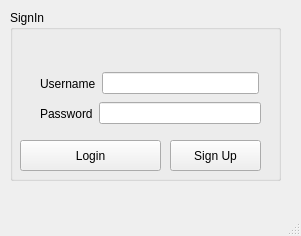
Qt form interface/mainwindow.ui (DeliTrbat/LearNet) before a commit.
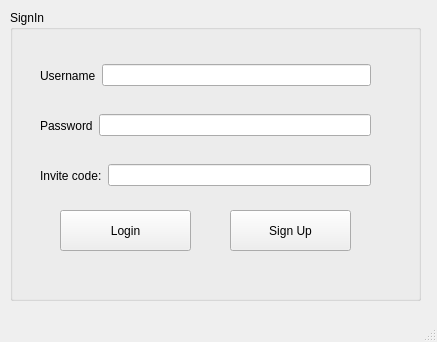
The same form after that commit.

What changed in the file:
```diff
--- a/interface/mainwindow.ui
+++ b/interface/mainwindow.ui
@@ -6,8 +6,8 @@
    <rect>
     <x>0</x>
     <y>0</y>
-    <width>301</width>
-    <height>236</height>
+    <width>437</width>
+    <height>342</height>
    </rect>
   </property>
   <property name="windowTitle">
@@ -22,8 +22,8 @@
      <rect>
       <x>10</x>
       <y>10</y>
-      <width>271</width>
-      <height>171</height>
+      <width>411</width>
+      <height>291</height>
      </rect>
     </property>
     <property name="title">
@@ -32,10 +32,10 @@
     <widget class="QPushButton" name="pushButton_Login">
      <property name="geometry">
       <rect>
-       <x>10</x>
-       <y>130</y>
-       <width>141</width>
-       <height>31</height>
+       <x>50</x>
+       <y>200</y>
+       <width>131</width>
+       <height>41</height>
       </rect>
      </property>
      <property name="text">
@@ -45,23 +45,23 @@
     <widget class="QPushButton" name="pushButton_SignUp">
      <property name="geometry">
       <rect>
-       <x>160</x>
-       <y>130</y>
-       <width>91</width>
-       <height>31</height>
+       <x>220</x>
+       <y>200</y>
+       <width>121</width>
+       <height>41</height>
       </rect>
      </property>
      <property name="text">
       <string>Sign Up</string>
      </property>
     </widget>
-    <widget class="QWidget" name="">
+    <widget class="QWidget" name="layoutWidget">
      <property name="geometry">
       <rect>
        <x>30</x>
-       <y>60</y>
-       <width>219</width>
-       <height>27</height>
+       <y>40</y>
+       <width>331</width>
+       <height>51</height>
       </rect>
      </property>
      <layout class="QHBoxLayout" name="horizontalLayout">
@@ -77,13 +77,13 @@
       </item>
      </layout>
     </widget>
-    <widget class="QWidget" name="">
+    <widget class="QWidget" name="layoutWidget">
      <property name="geometry">
       <rect>
        <x>30</x>
        <y>90</y>
-       <width>221</width>
-       <height>27</height>
+       <width>331</width>
+       <height>51</height>
       </rect>
      </property>
      <layout class="QHBoxLayout" name="horizontalLayout_2">
@@ -95,7 +95,33 @@
        </widget>
       </item>
       <item>
-       <widget class="QLineEdit" name="lineEdit_password"/>
+       <widget class="QLineEdit" name="lineEdit_password">
+        <property name="echoMode">
+         <enum>QLineEdit::Password</enum>
+        </property>
+       </widget>
+      </item>
+     </layout>
+    </widget>
+    <widget class="QWidget" name="">
+     <property name="geometry">
+      <rect>
+       <x>30</x>
+       <y>140</y>
+       <width>331</width>
+       <height>51</height>
+      </rect>
+     </property>
+     <layout class="QHBoxLayout" name="horizontalLayout_3">
+      <item>
+       <widget class="QLabel" name="label_3">
+        <property name="text">
+         <string>Invite code:</string>
+        </property>
+       </widget>
+      </item>
+      <item>
+       <widget class="QLineEdit" name="lineEdit_inviteCode"/>
       </item>
      </layout>
     </widget>
```
Left out of the diff: 2 changed lines with no effect on the pictures.
